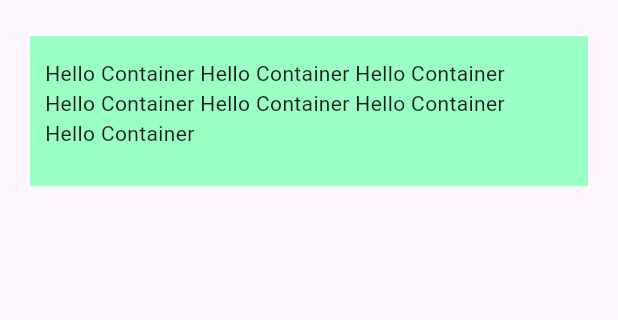
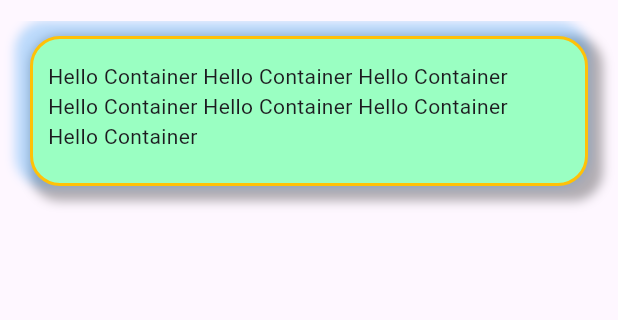
Before and after one commit to hyerimmmmm/flutterStudy, a Flutter app: the screen it shows after launch, on a phone screen of 412 x 824 dp, the part 63-383 px from its top. Run offline on Flutter 3.47's test engine with Material 3 defaults, Android fonts, the phone set to English and light mode, and no system bars.

Commit message:
[part2_01] Container 실습

```diff
--- a/part2_ch01/lib/main.dart
+++ b/part2_ch01/lib/main.dart
@@ -19,9 +19,17 @@ class CustomContainer extends StatelessWidget {
     return Container(
       width: double.infinity,
       height: 100,
-      color: Color(0xFF9AFFC2),
       padding: EdgeInsets.fromLTRB(10, 15, 20, 25),
       margin: EdgeInsets.symmetric(vertical: 10, horizontal: 20),
+      decoration: BoxDecoration(
+        color: Color(0xFF9AFFC2),
+        border: Border.all(color: Colors.amber, width: 2, style: BorderStyle.solid),
+        borderRadius: BorderRadius.circular(20),
+        boxShadow: [
+          BoxShadow(color: Colors.black.withOpacity(0.3), offset: Offset(5, 5), blurRadius: 5, spreadRadius: 5),
+          BoxShadow(color: Colors.blue.withOpacity(0.3), offset: Offset(-5, -5), blurRadius: 5, spreadRadius: 5)
+        ],
+      ),
       child: Center(child: Text('Hello Container Hello Container Hello Container Hello Container Hello Container Hello Container Hello Container')),
     );
   }
```
